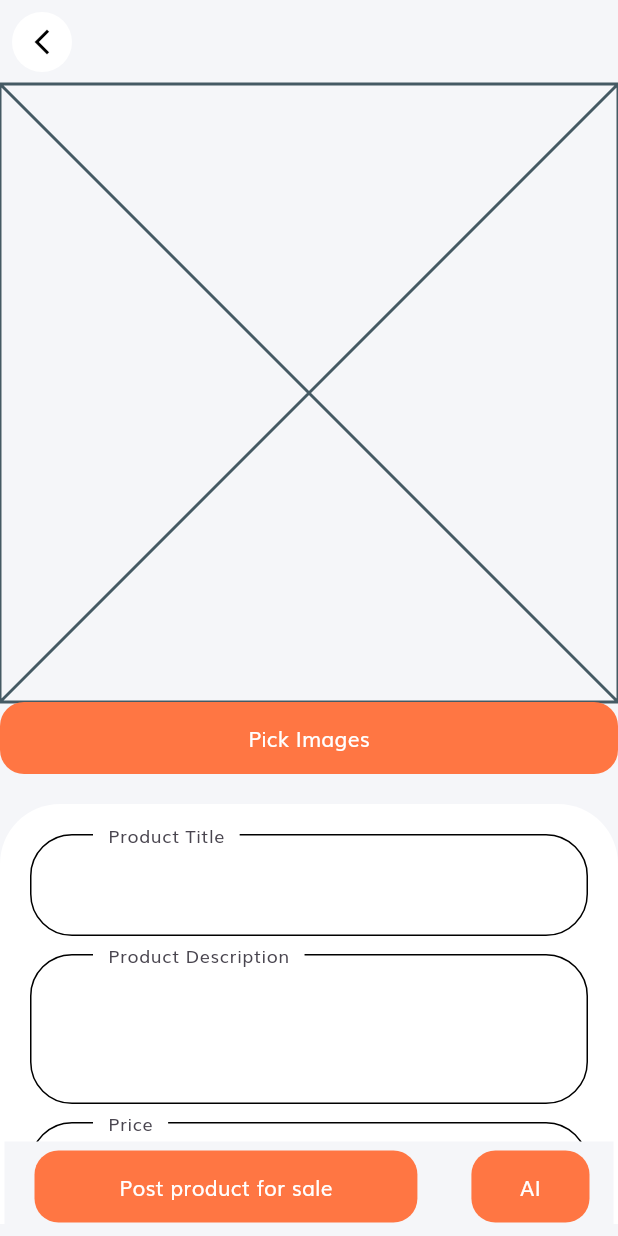
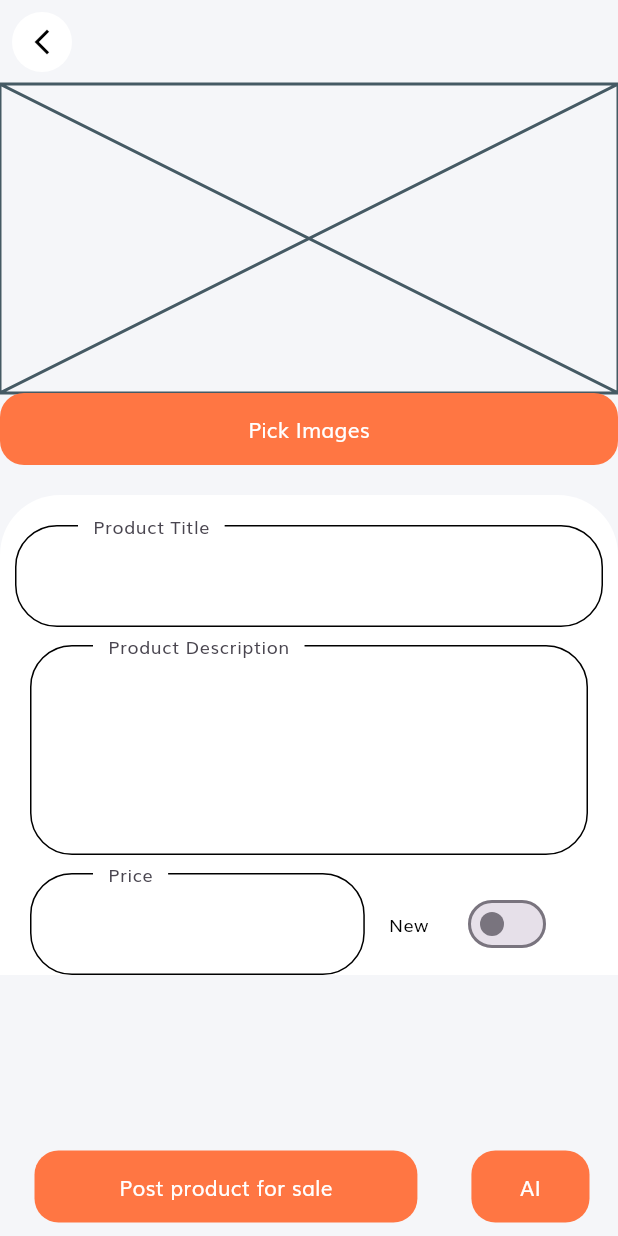
Before and after one commit to YASSINE-ZENNED/MarketAI, a Flutter app: the CreateSellCard screen opened by its route, after a tap on "Post product for sale", on a phone screen of 412 x 824 dp. Run offline on Flutter 3.47's test engine with Material 3 defaults, Android fonts, the phone set to English and light mode, and no system bars; our stand-ins replace file_picker, flutter_chat_types, flutter_chat_ui, flutter_svg, image_picker, open_filex.

```diff
--- a/lib/routes.dart
+++ b/lib/routes.dart
@@ -1,6 +1,7 @@
 import 'package:flutter/widgets.dart';
 import 'package:shop_app/screens/Sell/CreateSellCard.dart';
 import 'package:shop_app/screens/Sell/Sell.dart';
+import 'package:shop_app/screens/SupportChat/SupportChat.dart';
 import 'package:shop_app/screens/products/products_screen.dart';
 
 import 'screens/cart/cart_screen.dart';
@@ -34,5 +35,6 @@ final Map<String, WidgetBuilder> routes = {
   CartScreen.routeName: (context) => const CartScreen(),
   ProfileScreen.routeName: (context) => const ProfileScreen(),
   CreateSellCard.routeName: (context) => const CreateSellCard(),
+  SupportChat.routeName: (context) => const SupportChat(),
 
 };
--- a/lib/screens/Sell/CreateSellCard.dart
+++ b/lib/screens/Sell/CreateSellCard.dart
@@ -9,6 +9,7 @@ import 'package:http/http.dart' as http;
 import '../../../constants.dart';
 import '../../models/Product.dart';
 import '../cart/cart_screen.dart';
+import '../products/products_screen.dart';
 import 'components/SmallProductImage.dart';
 import 'components/color_dots.dart';
 import 'components/product_description.dart';
@@ -24,11 +25,14 @@ class CreateSellCard extends StatefulWidget {
 }
 
 class _CreateSellCardState extends State<CreateSellCard> {
-  late TextEditingController _titleController;
+  late TextEditingController _titleController ;
   late TextEditingController _descriptionController;
+  late TextEditingController _priceController;
   TextEditingController keywordsController = TextEditingController();
   int selectedImage = 0;
   List<XFile> _pickedImages = [];
+  bool _isNew = false;
+
 
   Future<void> _pickImages() async {
     final ImagePicker _picker = ImagePicker();
@@ -45,8 +49,10 @@ class _CreateSellCardState extends State<CreateSellCard> {
   @override
   void initState() {
     super.initState();
+
     _titleController = TextEditingController();
     _descriptionController = TextEditingController();
+    _priceController = TextEditingController();
   }
 
   @override
@@ -54,6 +60,7 @@ class _CreateSellCardState extends State<CreateSellCard> {
     _titleController.dispose();
     _descriptionController.dispose();
     keywordsController.dispose();
+    _priceController.dispose();
     super.dispose();
   }
 
@@ -90,16 +97,16 @@ class _CreateSellCardState extends State<CreateSellCard> {
         children: [
           _pickedImages.isEmpty
               ? SizedBox(
-            width: 238,
+            width: 150,
             child: AspectRatio(
-              aspectRatio: 1,
+              aspectRatio: 2              ,
               child: Placeholder(),
             ),
           )
               : SizedBox(
-            width: 238,
+            width: 150,
             child: AspectRatio(
-              aspectRatio: 1,
+              aspectRatio: 2,
               child: Image.file(File(_pickedImages[selectedImage].path)),
             ),
           ),
@@ -130,12 +137,11 @@ class _CreateSellCardState extends State<CreateSellCard> {
               crossAxisAlignment: CrossAxisAlignment.start,
               children: [
                 Padding(
-                  padding: const EdgeInsets.symmetric(horizontal: 20),
+                  padding: const EdgeInsets.symmetric(horizontal: 10),
                   child: TextField(
                     controller: _titleController,
                     decoration: InputDecoration(
                       labelText: "Product Title",
-                      border: OutlineInputBorder(),
                     ),
                     style: Theme.of(context).textTheme.headline6,
                   ),
@@ -147,23 +153,43 @@ class _CreateSellCardState extends State<CreateSellCard> {
                     controller: _descriptionController,
                     decoration: InputDecoration(
                       labelText: "Product Description",
-                      border: OutlineInputBorder(),
                     ),
-                    maxLines: 3,
+                    maxLines:5,
                     style: Theme.of(context).textTheme.bodyText2,
                   ),
                 ),
                 SizedBox(height: 12),
                 Padding(
                   padding: const EdgeInsets.symmetric(horizontal: 20),
-                  child: TextField(
-                    decoration: InputDecoration(
-                      labelText: "Price",
-                      border: OutlineInputBorder(),
-                    ),
-                    style: Theme.of(context).textTheme.headline6,
+                  child: Row(
+                    children: [
+                      Expanded(
+                        flex: 3,
+                        child: TextField(
+                          controller: _priceController,
+
+                          decoration: InputDecoration(
+                            labelText: "Price",
+                          ),
+                          style: Theme.of(context).textTheme.headline6,
+                        ),
+                      ),
+                      Expanded(
+                        flex: 2,
+                        child: SwitchListTile(
+                          title: Text("New" ,             style: Theme.of(context).textTheme.bodyText2!.copyWith(fontSize: 12),                           ),
+                          value: _isNew,
+                          onChanged: (bool value) {
+                            setState(() {
+                              _isNew = value;
+                            });
+                          },
+                        ),
+                      ),
+                    ],
                   ),
                 ),
+
               ],
             ),
           ),
@@ -207,9 +233,25 @@ class _CreateSellCardState extends State<CreateSellCard> {
   }
 
   void _postProductForSale() {
+    demoProducts.add( Product(
+      id: 20,
+      images: _pickedImages.map((image) => image.path).toList(),
+      colors: [
+        const Color(0xFFF6625E),
+        const Color(0xFF836DB8),
+        const Color(0xFFDECB9C),
+        Colors.white,
+      ],
+      title: _titleController.text,
+      price: double.parse(_priceController.text),
+      description: _descriptionController.text,
+
+    ));
+    Navigator.pushNamed(context, ProductsScreen.routeName);
     // Implement your logic for posting the product for sale
     // This method will be called when "Post product for sale" button is pressed
   }
+
 
   void _showAIDialog(BuildContext context) {
     showDialog(
@@ -284,10 +326,6 @@ class _CreateSellCardState extends State<CreateSellCard> {
                     } catch (e) {
                       print('Error sending data: $e');
                     }
-
-
-
-
                     Navigator.of(context).pop();
                   },
                   child: Text('Generate'),
--- a/lib/screens/profile/profile_screen.dart
+++ b/lib/screens/profile/profile_screen.dart
@@ -1,5 +1,6 @@
 import 'package:flutter/material.dart';
 
+import '../SupportChat/SupportChat.dart';
 import 'components/profile_menu.dart';
 import 'components/profile_pic.dart';
 
@@ -37,7 +38,10 @@ class ProfileScreen extends StatelessWidget {
             ProfileMenu(
               text: "Help Center",
               icon: "assets/icons/Question mark.svg",
-              press: () {},
+              press: () {
+                Navigator.pushNamed(context, SupportChat.routeName);
+
+              },
             ),
             ProfileMenu(
               text: "Log Out",
```
Also changed, not shown: lib/screens/SupportChat/SupportC.dart (added, +103 -0 lines), lib/screens/SupportChat/SupportChat.dart (added, +272 -0 lines), pubspec.yaml (+8 -0 lines), pubspec.lock.
